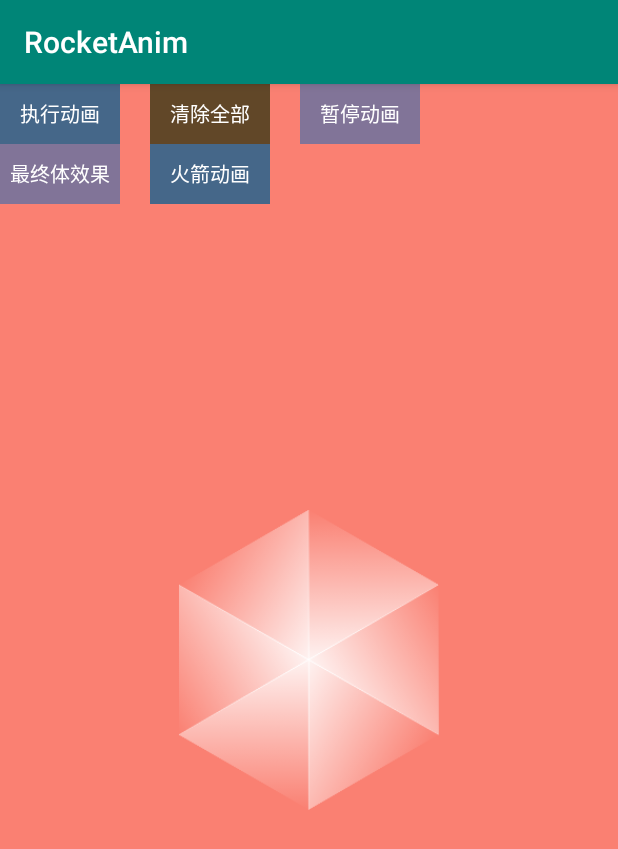
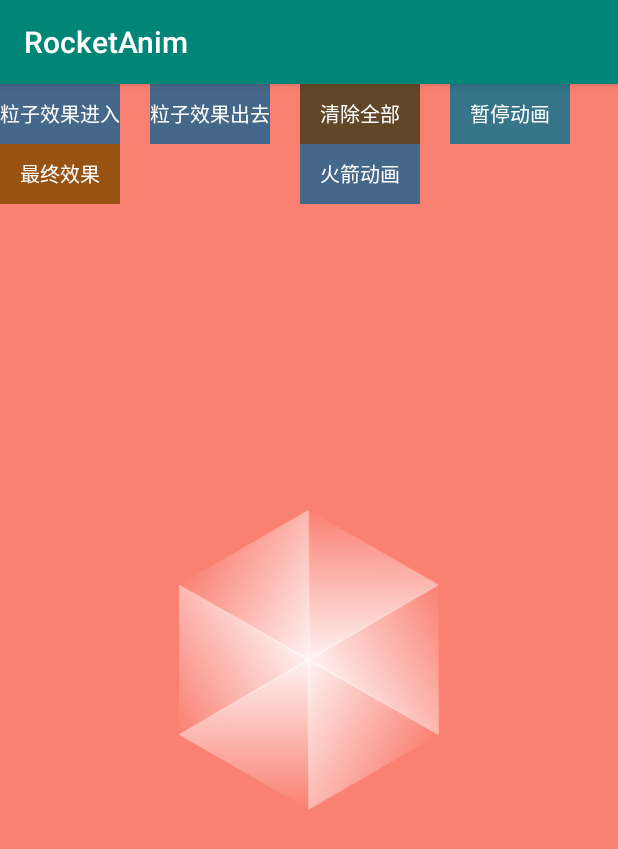
Before and after one commit to DaDaHuaHua/RocketAnim, an Android app: the AnimDemoActivity screen opened directly, with no data from a screen before it, on a phone screen of 412 x 824 dp. Shown: the top 849 px of the screen. Run offline under Robolectric (Android 15) with nearby library versions, the phone set to English and light mode, and no system bars.

Commit message:
提交使用示例

```diff
--- a/app/src/main/java/com/example/rocket/AnimDemoActivity.java
+++ b/app/src/main/java/com/example/rocket/AnimDemoActivity.java
@@ -9,19 +9,23 @@ import android.widget.TextView;
 
 import com.example.rocket.widget.HexagonAnimLayout;
 import com.example.rocket.widget.HexagonAnimView;
+import com.example.rocket.widget.ParticleView;
 
 public class AnimDemoActivity extends AppCompatActivity implements View.OnClickListener {
 
 
     private HexagonAnimView mHexagonAnimView;
     private HexagonAnimLayout mHexagonAnimLayout;
+    ParticleView mParticleView;
     @Override
     protected void onCreate(Bundle savedInstanceState) {
         super.onCreate(savedInstanceState);
         setContentView(R.layout.activity_anim);
         mHexagonAnimView = findViewById(R.id.hexagon_anim_view);
         mHexagonAnimLayout = findViewById(R.id.hexagon_anim_layout);
-        findViewById(R.id.start_tv).setOnClickListener(this);
+        mParticleView = findViewById(R.id.particle_view);
+        findViewById(R.id.particle_in).setOnClickListener(this);
+        findViewById(R.id.particle_out).setOnClickListener(this);
         findViewById(R.id.clear_tv).setOnClickListener(this);
         findViewById(R.id.pause_tv).setOnClickListener(this);
         findViewById(R.id.all_tv).setOnClickListener(this);
@@ -34,9 +38,11 @@ public class AnimDemoActivity extends AppCompatActivity implements View.OnClickL
     @Override
     public void onClick(View v) {
         switch (v.getId()) {
-            case R.id.start_tv:
-                showView(mHexagonAnimView);
-                mHexagonAnimView.startRadioAnim();
+            case R.id.particle_in:
+                mParticleView.startBackCenterAnim(true);
+                break;
+            case R.id.particle_out:
+                mParticleView.startBackCenterAnim(false);
                 break;
             case R.id.clear_tv:
                 showView(mHexagonAnimView);
@@ -70,6 +76,21 @@ public class AnimDemoActivity extends AppCompatActivity implements View.OnClickL
     }
 
     private void startWholeAnim() {
+        mHexagonAnimLayout.setAnimListener(new HexagonAnimLayout.AnimListenerSimple(){
+            @Override
+            public void onRotationStart() {
+                if(mParticleView!= null){
+                    mParticleView.startBackCenterAnim(false);
+                }
+            }
+
+            @Override
+            public void onRotationEnd() {
+                if(mParticleView!=null){
+                    mParticleView.startBackCenterAnim(true);
+                }
+            }
+        });
         mHexagonAnimLayout.setRotateStart();
         mHexagonAnimLayout.postDelayed(new Runnable() {
             @Override
@@ -77,5 +98,6 @@ public class AnimDemoActivity extends AppCompatActivity implements View.OnClickL
                 mHexagonAnimLayout.setRotateEnd();
             }
         },2000);
+
     }
 }
--- a/app/src/main/java/com/example/rocket/widget/HexagonAnimLayout.java
+++ b/app/src/main/java/com/example/rocket/widget/HexagonAnimLayout.java
@@ -54,6 +54,9 @@ public class HexagonAnimLayout extends RelativeLayout {
         if(mHexagonAnimView != null){
             mHexagonAnimView.clearView();
         }
+        if(mListener!= null){
+            mListener.onRotationStart();
+        }
         mIvRotate.setVisibility(VISIBLE);
         if (mRotateAnim != null && mRotateAnim.isStarted()) {
             mRotateAnim.cancel();
@@ -92,6 +95,9 @@ public class HexagonAnimLayout extends RelativeLayout {
     public void setRotateEnd() {
         ValueAnimator alphaAnim = ValueAnimator.ofFloat(1.0f,0.0f);
         alphaAnim.setDuration(200);
+        if(mListener!= null){
+            mListener.onRotationEnd();
+        }
         alphaAnim.addUpdateListener(new ValueAnimator.AnimatorUpdateListener() {
             @Override
             public void onAnimationUpdate(ValueAnimator animation) {
@@ -141,11 +147,17 @@ public class HexagonAnimLayout extends RelativeLayout {
     //-------------- listener ----------------
     public interface AnimListener extends HexagonAnimView.OnInnerHexagonAnimListener {
 
+
+        void onRotationStart();
+
+        void onRotationEnd();
+
         /**
          *  旋转动画执行中的回调
          * @param aRoundFraction 会回调多次 0.0~1.0的进度
          */
         void onRotationRunning(float aRoundFraction);
+
 
         /**
          * 旋转中的回调
@@ -162,6 +174,16 @@ public class HexagonAnimLayout extends RelativeLayout {
 
 
     public static class AnimListenerSimple implements AnimListener{
+
+        @Override
+        public void onRotationStart() {
+
+        }
+
+        @Override
+        public void onRotationEnd() {
+
+        }
 
         @Override
         public void onRotationRunning(float aRoundFraction) {
--- /dev/null
+++ b/app/src/main/java/com/example/rocket/widget/ParticleView.java
@@ -0,0 +1,141 @@
+package com.example.rocket.widget;
+
+import android.animation.ValueAnimator;
+import android.content.Context;
+import android.graphics.Canvas;
+import android.graphics.Color;
+import android.graphics.Paint;
+import android.graphics.Point;
+import android.util.AttributeSet;
+import android.util.Log;
+import android.view.View;
+import android.view.animation.AccelerateDecelerateInterpolator;
+
+/**
+ *  让这个View的中心以旋转动画的中心重合即可
+ */
+public class ParticleView extends View {
+    private Paint mPaint;
+    private Paint mPaintTrans;
+
+
+    /***
+     *  开始动画
+     *  对外方法，只有这一个
+     * @param in 入场动画， out出场动画
+     */
+    public void startBackCenterAnim(boolean in) {
+        setVisibility(VISIBLE);
+        setAlpha(1.0f);
+        mAnimator = in ? ValueAnimator.ofFloat(1, 0):ValueAnimator.ofFloat(0, 1);
+        mAnimator.setDuration(1500);
+        mAnimator.setInterpolator(new AccelerateDecelerateInterpolator());
+        mAnimator.addUpdateListener(new ValueAnimator.AnimatorUpdateListener() {
+            @Override
+            public void onAnimationUpdate(ValueAnimator animation) {
+                float value  = (float) animation.getAnimatedValue();
+                float fraction = animation.getAnimatedFraction();
+                if(animation.getAnimatedFraction() == 1.0F){
+                    setVisibility(GONE);
+                    mAnimator.cancel();
+                    return;
+                }
+                if(fraction >= 0.8f){
+                    setAlpha(1.0f-fraction);
+                }
+
+                mDegree = (int) (value*360);
+                mRadius1 = (int) (mCenterX*value);
+                mRadius2 = (int) (mCenterX*1.5f*value);
+                mRadius3 = (int) (mCenterX*0.8f*value);
+                mRadius4 = (int) (mCenterX*1.2f*value);
+
+
+                mPoint1 = calcPoint(mDegree, mRadius1,false);
+                mPoint2 = calcPoint(mDegree*0.6f, mRadius2,true);
+                mPoint3 = calcPoint(mDegree*1.2f, mRadius3,true);
+                mPoint4 = calcPoint(mDegree*1.5f, mRadius4,true);
+                Log.i(TAG, "onAnimationUpdate: mDegree=" + mDegree);
+                invalidate();
+            }
+        });
+        mAnimator.start();
+    }
+
+
+    public ParticleView(Context context) {
+        this(context, null);
+    }
+
+    public ParticleView(Context context, AttributeSet attrs) {
+        this(context, attrs, 0);
+    }
+
+    public ParticleView(Context context, AttributeSet attrs, int defStyleAttr) {
+        super(context, attrs, defStyleAttr);
+        mPaint = new Paint(Paint.ANTI_ALIAS_FLAG);
+        mPaintTrans = new Paint(Paint.ANTI_ALIAS_FLAG);
+        mPaint.setColor(Color.WHITE);
+        mPaintTrans.setColor(Color.parseColor("#88FFFFFF"));
+    }
+
+    @Override
+    protected void onDraw(Canvas canvas) {
+        super.onDraw(canvas);
+        canvas.translate(mCenterX, mCenterY);
+        canvas.save();
+        if (mPoint1 != null) {
+            canvas.drawCircle(mPoint1.x, mPoint1.y, 10, mPaintTrans);
+        }
+        if(mPoint2!=null){
+            canvas.drawCircle(mPoint2.x, mPoint2.y, 6, mPaint);
+        }
+        if(mPoint3!=null){
+            canvas.drawCircle(mPoint3.x, mPoint3.y, 8, mPaintTrans);
+        }
+        if(mPoint4!=null){
+            canvas.drawCircle(mPoint4.x, mPoint4.y, 12, mPaint);
+        }
+        canvas.restore();
+    }
+
+    private int mCenterX;
+    private int mCenterY;
+    private int mViewWidth;
+    private int mViewHeight;
+
+    @Override
+    protected void onMeasure(int widthMeasureSpec, int heightMeasureSpec) {
+        super.onMeasure(widthMeasureSpec, heightMeasureSpec);
+        mViewHeight = getMeasuredHeight();
+        mViewWidth = getMeasuredWidth();
+        mCenterX = mViewWidth / 2;
+        mCenterY = mViewHeight / 2;
+    }
+
+
+    private Point mPoint1;
+    private Point mPoint2;
+    private Point mPoint3;
+    private Point mPoint4;
+    private int mRadius1;
+    private int mRadius2;
+    private int mRadius3;
+    private int mRadius4;
+
+    private int mDegree;
+    private static final String TAG = "ParticleView";
+
+    private Point calcPoint(float deg, int radius,boolean reverse) {
+        Point point = new Point();
+        point.y = (int) (Math.sin(deg * Math.PI / 180.0) * radius);
+        point.x = reverse ? (int) (Math.cos(deg * Math.PI / 180.0) * radius) : -(int) (Math.cos(deg * Math.PI / 180.0) * radius);
+        return point;
+    }
+
+    private ValueAnimator mAnimator;
+
+
+
+
+}
--- a/app/src/main/res/layout/activity_anim.xml
+++ b/app/src/main/res/layout/activity_anim.xml
@@ -8,17 +8,33 @@
     android:background="#FA8072">
 
 
+
+
     <TextView
-        android:id="@+id/start_tv"
+    android:id="@+id/particle_in"
+    android:layout_width="80dp"
+    android:layout_height="40dp"
+    android:background="#456789"
+    android:textColor="#ffffff"
+    android:textSize="13sp"
+    android:gravity="center"
+    android:text="粒子效果进入"
+    app:layout_constraintLeft_toLeftOf="parent"
+    app:layout_constraintTop_toTopOf="parent"/>
+
+    <TextView
+        android:id="@+id/particle_out"
         android:layout_width="80dp"
         android:layout_height="40dp"
         android:background="#456789"
         android:textColor="#ffffff"
         android:textSize="13sp"
         android:gravity="center"
-        android:text="执行动画"
-        app:layout_constraintLeft_toLeftOf="parent"
+        android:layout_marginLeft="20dp"
+        android:text="粒子效果出去"
+        app:layout_constraintLeft_toRightOf="@id/particle_in"
         app:layout_constraintTop_toTopOf="parent"/>
+
 
     <TextView
         android:id="@+id/clear_tv"
@@ -29,7 +45,7 @@
         android:textSize="13sp"
         android:gravity="center"
         android:text="清除全部"
-        app:layout_constraintLeft_toRightOf="@id/start_tv"
+        app:layout_constraintLeft_toRightOf="@id/particle_out"
         android:layout_marginLeft="20dp"
         app:layout_constraintTop_toTopOf="parent"/>
 
@@ -38,7 +54,7 @@
         android:id="@+id/pause_tv"
         android:layout_width="80dp"
         android:layout_height="40dp"
-        android:background="#817498"
+        android:background="#357489"
         android:textColor="#ffffff"
         android:textSize="13sp"
         android:gravity="center"
@@ -51,13 +67,14 @@
         android:id="@+id/all_tv"
         android:layout_width="80dp"
         android:layout_height="40dp"
-        android:background="#817498"
+        android:background="#985214"
         android:textColor="#ffffff"
         android:textSize="13sp"
         android:gravity="center"
-        android:text="最终体效果"
+        android:text="最终效果"
         app:layout_constraintLeft_toLeftOf="parent"
-        app:layout_constraintTop_toBottomOf="@id/start_tv"/>
+        app:layout_constraintTop_toTopOf="parent"
+        android:layout_marginTop="40dp"/>
 
     <TextView
         android:id="@+id/rocket_tv"
@@ -82,6 +99,7 @@
         android:visibility="gone"
         />
 
+
     <com.example.rocket.widget.HexagonAnimLayout
         android:id="@+id/hexagon_anim_layout"
         app:layout_constraintLeft_toLeftOf="parent"
@@ -92,4 +110,9 @@
         android:layout_height="200dp"
         />
 
+    <com.example.rocket.widget.ParticleView
+        android:id="@+id/particle_view"
+        android:layout_width="match_parent"
+        android:layout_height="match_parent"/>
+
 </androidx.constraintlayout.widget.ConstraintLayout>
```
Also changed, not shown: app/src/main/java/com/example/rocket/widget/ParticleLayout.java (added, +81 -0 lines), app/src/main/res/drawable/ic_dot.xml (added, +7 -0 lines), app/src/main/res/drawable/ic_dot_trans.xml (added, +7 -0 lines).
